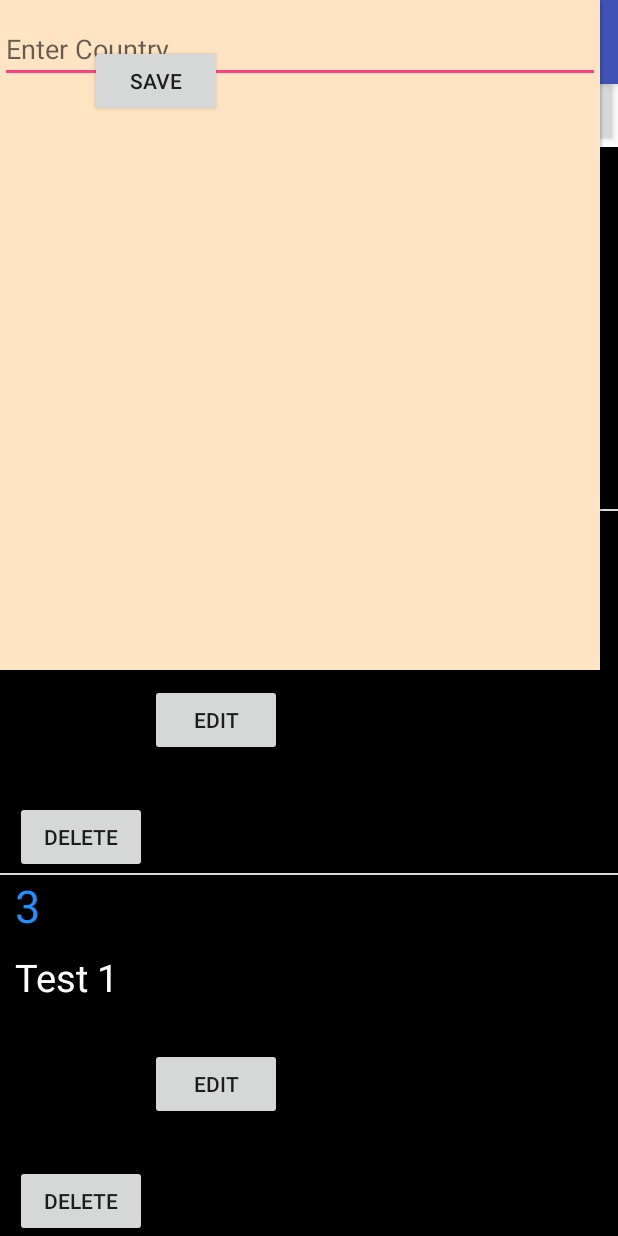
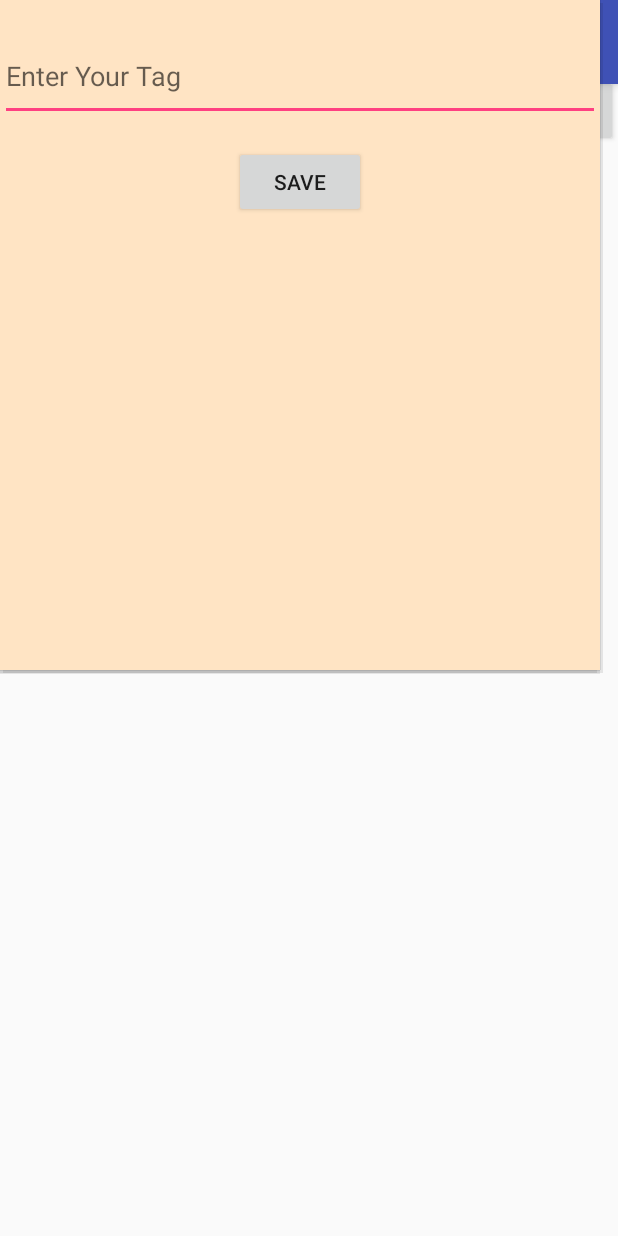
Before and after one commit to mnhmilu/POCTabedLayout, an Android app: the TagIndexActivity screen opened directly, with no data from a screen before it, after a tap on "ADD TAG", on a phone screen of 412 x 824 dp. Run offline under Robolectric (Android 15) with nearby library versions, the phone set to English and light mode, and no system bars; 1 other tap on this screen came first.

Commit message:
Rename package name to "com.mnhmilu.bondmaker" , UI issues fix, Rename or shift to New Activity and fragments

```diff
--- a/app/src/main/java/com/mnhmilu/app/bondmaker/CustomeAdapterForTagList.java
+++ b/app/src/main/java/com/mnhmilu/app/bondmaker/CustomeAdapterForTagList.java
@@ -94,7 +94,7 @@ public class CustomeAdapterForTagList extends BaseAdapter {
             vh = new ViewHolder();
             row = inflater.inflate(R.layout.lv_item_tag, null, true);
 
-            vh.textViewId = (TextView) row.findViewById(R.id.textViewId);
+           // vh.textViewId = (TextView) row.findViewById(R.id.textViewId);
             vh.tagName = (TextView) row.findViewById(R.id.tag_name);
             vh.editButton = (Button) row.findViewById(R.id.edit);
             vh.deleteButton = (Button) row.findViewById(R.id.delete);
@@ -107,7 +107,7 @@ public class CustomeAdapterForTagList extends BaseAdapter {
         }
 
         vh.tagName.setText(tagModelArrayList.get(position).getTag_name());
-        vh.textViewId.setText("" + tagModelArrayList.get(position).getTag_id());
+//        vh.textViewId.setText("" + tagModelArrayList.get(position).getTag_id());
 
         final int positionPopup = position;
         vh.editButton.setOnClickListener(new View.OnClickListener() {
--- a/app/src/main/java/com/mnhmilu/app/bondmaker/TagIndexActivity.java
+++ b/app/src/main/java/com/mnhmilu/app/bondmaker/TagIndexActivity.java
@@ -43,7 +43,7 @@ public class TagIndexActivity extends AppCompatActivity {
 
         db = new SQLiteDatabaseHandler(this);
 
-
+/*
         TagModel test = new TagModel();
         test.setTag_name("Test 1");
         db.addTag(test);
@@ -51,7 +51,7 @@ public class TagIndexActivity extends AppCompatActivity {
         TagModel test2 = new TagModel();
         test2.setTag_name("Test 2");
         db.addTag(test2);
-
+*/
         tagModelArrayList = (ArrayList) db.getAllTagModels();
 
         customAdapter = new CustomeAdapterForTagList(this, tagModelArrayList,db);
--- a/app/src/main/res/layout/fragment_frag1.xml
+++ b/app/src/main/res/layout/fragment_frag1.xml
@@ -3,7 +3,7 @@
     xmlns:tools="http://schemas.android.com/tools"
     android:layout_width="match_parent"
     android:layout_height="match_parent"
-    android:background="@android:color/holo_blue_dark"
+    android:background="@android:color/white"
     tools:context=".FragmentHome">
 
     <!-- TODO: Update blank fragment layout -->
--- a/app/src/main/res/layout/layout_popup_tagedit.xml
+++ b/app/src/main/res/layout/layout_popup_tagedit.xml
@@ -8,18 +8,21 @@
 
     <EditText
         android:id="@+id/editTextTagName"
-        android:hint="Enter Country"
         android:layout_width="match_parent"
-        android:layout_marginTop="10dp"
-        android:layout_height="wrap_content" />
+        android:layout_height="59dp"
+        android:layout_alignParentStart="true"
+        android:layout_alignParentTop="true"
+        android:layout_marginTop="21dp"
+        android:hint="Enter Your Tag" />
 
 
     <Button
         android:id="@+id/save_popup"
         android:layout_width="wrap_content"
         android:layout_height="wrap_content"
-        android:layout_marginTop="30dp"
-        android:layout_marginLeft="60dp"
+        android:layout_alignParentTop="true"
+        android:layout_centerHorizontal="true"
+        android:layout_marginTop="97dp"
         android:text="Save" />
 
 </RelativeLayout>
--- a/app/src/main/res/layout/lv_item_tag.xml
+++ b/app/src/main/res/layout/lv_item_tag.xml
@@ -1,60 +1,46 @@
 <?xml version="1.0" encoding="utf-8"?>
 <LinearLayout xmlns:android="http://schemas.android.com/apk/res/android"
     android:layout_width="match_parent"
-    android:layout_height="match_parent"
-    android:background="#000"
+    android:layout_height="wrap_content"
+    android:background="#ffffff"
     android:orientation="vertical">
 
-    <LinearLayout
+    <RelativeLayout
         android:layout_width="match_parent"
-        android:layout_height="wrap_content"
-        android:orientation="vertical">
+        android:layout_height="match_parent"
+        android:orientation="horizontal">
 
-        <TextView
-            android:id="@+id/textViewId"
-            android:layout_width="wrap_content"
-            android:layout_height="wrap_content"
-            android:layout_column="1"
-            android:layout_columnWeight="1"
-            android:layout_marginLeft="10dp"
-            android:layout_row="0"
-            android:textColor="#1E90FF"
-            android:textSize="30dp" />
 
         <TextView
             android:id="@+id/tag_name"
-            android:layout_width="wrap_content"
+            android:layout_width="206dp"
             android:layout_height="wrap_content"
-            android:layout_marginTop="10dp"
+            android:layout_alignParentTop="true"
             android:gravity="center_vertical"
-            android:paddingLeft="10dp"
+            android:paddingLeft="5dp"
             android:text="Name"
-            android:textColor="#fff"
+            android:textColor="#000000"
             android:textSize="25sp" />
 
         <Button
             android:id="@+id/edit"
             android:layout_width="wrap_content"
             android:layout_height="wrap_content"
+            android:layout_alignParentTop="true"
             android:layout_columnWeight="1"
-            android:layout_marginLeft="100dp"
-            android:layout_marginRight="10dp"
-            android:layout_marginTop="30dp"
-            android:layout_toRightOf="@+id/textViewId"
+            android:layout_toStartOf="@+id/delete"
             android:text="Edit" />
 
         <Button
             android:id="@+id/delete"
             android:layout_width="wrap_content"
             android:layout_height="wrap_content"
+            android:layout_alignParentEnd="true"
+            android:layout_alignParentTop="true"
             android:layout_columnWeight="1"
-            android:layout_marginLeft="10dp"
-            android:layout_marginRight="10dp"
-            android:layout_marginTop="30dp"
-            android:layout_toRightOf="@+id/edit"
             android:text="Delete" />
 
-    </LinearLayout>
+    </RelativeLayout>
 
 
 
```
Also changed, not shown: app/src/main/res/layout/fragment_frag2.xml (+0 -7 lines), app/src/main/res/layout/lv_item.xml (+8 -8 lines).
